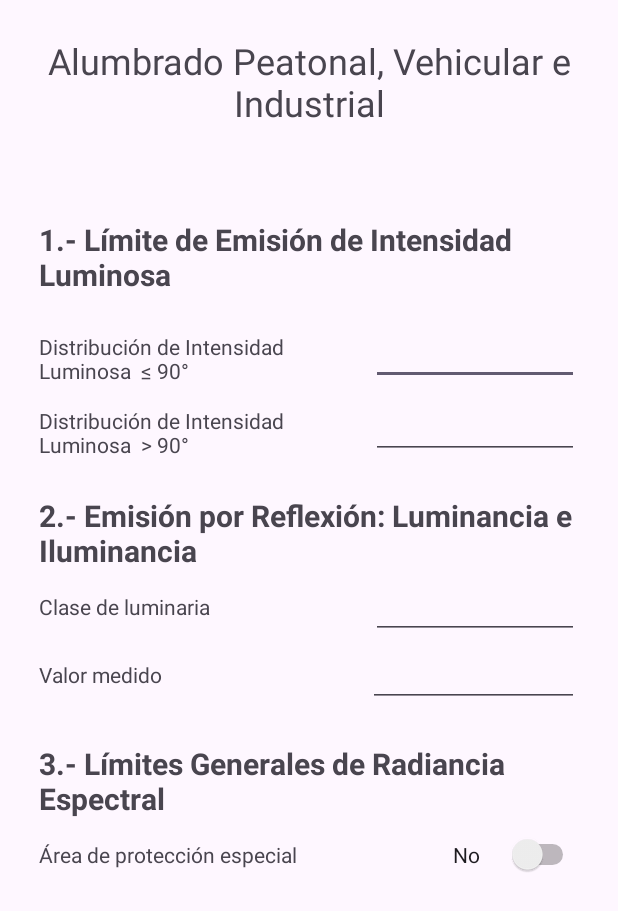
After one commit to Anaguirv/appMovil, an Android app: the TipoAlumbrado_art5 screen opened directly, with no data from a screen before it, on a phone screen of 412 x 824 dp. The commit adds this screen. Shown: the top 911 px of the screen. Run offline under Robolectric (Android 15) with nearby library versions, the phone set to English and light mode, and no system bars.

Commit message:
Inicio de Activity para registrar medición

```diff
--- a/app/src/main/AndroidManifest.xml
+++ b/app/src/main/AndroidManifest.xml
@@ -1,6 +1,6 @@
 <?xml version="1.0" encoding="utf-8"?>
 <manifest xmlns:android="http://schemas.android.com/apk/res/android"
-    xmlns:tools="http://schemas.android.com/tools" >
+    xmlns:tools="http://schemas.android.com/tools">
 
     <application
         android:allowBackup="true"
@@ -11,7 +11,10 @@
         android:roundIcon="@mipmap/ic_launcher_round"
         android:supportsRtl="true"
         android:theme="@style/Theme.Login"
-        tools:targetApi="31" >
+        tools:targetApi="31">
+        <activity
+            android:name=".TipoAlumbrado_art5"
+            android:exported="false" />
         <activity
             android:name=".RegistroMedicion"
             android:exported="false" />
@@ -41,7 +44,7 @@
             android:exported="false" />
         <activity
             android:name=".Splash"
-            android:exported="true" >
+            android:exported="true">
             <intent-filter>
                 <action android:name="android.intent.action.MAIN" />
 
--- a/app/src/main/java/com/example/login/RegistroMedicion.java
+++ b/app/src/main/java/com/example/login/RegistroMedicion.java
@@ -1,6 +1,9 @@
 package com.example.login;
 
+import android.content.Intent;
 import android.os.Bundle;
+import android.view.View;
+import android.widget.TextView;
 
 import androidx.activity.EdgeToEdge;
 import androidx.appcompat.app.AppCompatActivity;
@@ -9,6 +12,9 @@ import androidx.core.view.ViewCompat;
 import androidx.core.view.WindowInsetsCompat;
 
 public class RegistroMedicion extends AppCompatActivity {
+
+    // atributos
+    private TextView tipo_alumbrado_art5;
 
     @Override
     protected void onCreate(Bundle savedInstanceState) {
@@ -20,5 +26,18 @@ public class RegistroMedicion extends AppCompatActivity {
             v.setPadding(systemBars.left, systemBars.top, systemBars.right, systemBars.bottom);
             return insets;
         });
+
+        // Relacionar capas
+        tipo_alumbrado_art5 = (TextView) findViewById(R.id.tipo_alumbrado_art5);
+
+
+        // Configurar escuchador para ir a Activity tipo alumbrado art5
+        tipo_alumbrado_art5.setOnClickListener(new View.OnClickListener() {
+            @Override
+            public void onClick(View view) {
+                Intent ventana_art5 = new Intent(RegistroMedicion.this, TipoAlumbrado_art5.class);
+                startActivity(ventana_art5);
+            }
+        });
     }
 }
--- /dev/null
+++ b/app/src/main/java/com/example/login/TipoAlumbrado_art5.java
@@ -0,0 +1,24 @@
+package com.example.login;
+
+import android.os.Bundle;
+
+import androidx.activity.EdgeToEdge;
+import androidx.appcompat.app.AppCompatActivity;
+import androidx.core.graphics.Insets;
+import androidx.core.view.ViewCompat;
+import androidx.core.view.WindowInsetsCompat;
+
+public class TipoAlumbrado_art5 extends AppCompatActivity {
+
+    @Override
+    protected void onCreate(Bundle savedInstanceState) {
+        super.onCreate(savedInstanceState);
+        EdgeToEdge.enable(this);
+        setContentView(R.layout.activity_tipo_alumbrado_art5);
+        ViewCompat.setOnApplyWindowInsetsListener(findViewById(R.id.main), (v, insets) -> {
+            Insets systemBars = insets.getInsets(WindowInsetsCompat.Type.systemBars());
+            v.setPadding(systemBars.left, systemBars.top, systemBars.right, systemBars.bottom);
+            return insets;
+        });
+    }
+}
--- a/app/src/main/res/layout/activity_main.xml
+++ b/app/src/main/res/layout/activity_main.xml
@@ -13,13 +13,12 @@
         android:id="@+id/imglogo"
         android:layout_width="160dp"
         android:layout_height="142dp"
-        android:layout_marginTop="16dp"
+        android:layout_marginTop="36dp"
         app:layout_constraintEnd_toEndOf="parent"
         app:layout_constraintHorizontal_bias="0.498"
         app:layout_constraintStart_toStartOf="parent"
         app:layout_constraintTop_toTopOf="parent"
         app:srcCompat="@drawable/light" />
-
 
     <TextView
         android:id="@+id/txtmensaje"
--- a/app/src/main/res/layout/activity_registro_medicion.xml
+++ b/app/src/main/res/layout/activity_registro_medicion.xml
@@ -12,10 +12,23 @@
       android:id="@+id/titulo_reg_med"
       android:layout_width="wrap_content"
       android:layout_height="wrap_content"
-      android:layout_marginTop="92dp"
-      android:text="Registro de Medición"
-      android:textSize="34sp"
+      android:layout_marginTop="16dp"
+      android:text="@string/seleccionar_alumbrado"
+      android:textSize="24sp"
       app:layout_constraintEnd_toEndOf="parent"
+      app:layout_constraintHorizontal_bias="0.494"
       app:layout_constraintStart_toStartOf="parent"
       app:layout_constraintTop_toTopOf="parent" />
+
+  <TextView
+      android:id="@+id/tipo_alumbrado_art5"
+      android:layout_width="wrap_content"
+      android:layout_height="wrap_content"
+      android:layout_marginTop="80dp"
+      android:text="@string/alumbrado_art5"
+      android:textSize="20sp"
+      app:layout_constraintEnd_toEndOf="parent"
+      app:layout_constraintHorizontal_bias="0.496"
+      app:layout_constraintStart_toStartOf="parent"
+      app:layout_constraintTop_toBottomOf="@+id/titulo_reg_med" />
 </androidx.constraintlayout.widget.ConstraintLayout>
--- /dev/null
+++ b/app/src/main/res/layout/activity_tipo_alumbrado_art5.xml
@@ -0,0 +1,176 @@
+<?xml version="1.0" encoding="utf-8"?>
+<androidx.constraintlayout.widget.ConstraintLayout xmlns:android="http://schemas.android.com/apk/res/android"
+    xmlns:app="http://schemas.android.com/apk/res-auto"
+    xmlns:tools="http://schemas.android.com/tools"
+    android:id="@+id/main"
+    android:layout_width="match_parent"
+    android:layout_height="match_parent"
+    tools:context=".TipoAlumbrado_art5">
+
+    <TextView
+        android:id="@+id/titulo_art5"
+        android:layout_width="wrap_content"
+        android:layout_height="wrap_content"
+        android:layout_marginTop="24dp"
+        android:text="Alumbrado Peatonal, Vehicular e Industrial"
+        android:textAlignment="center"
+        android:textSize="24sp"
+        app:layout_constraintEnd_toEndOf="parent"
+        app:layout_constraintHorizontal_bias="0.496"
+        app:layout_constraintStart_toStartOf="parent"
+        app:layout_constraintTop_toTopOf="parent" />
+
+    <ScrollView
+        android:layout_width="360dp"
+        android:layout_height="603dp"
+        app:layout_constraintBottom_toBottomOf="parent"
+        app:layout_constraintEnd_toEndOf="parent"
+        app:layout_constraintStart_toStartOf="parent"
+        app:layout_constraintTop_toBottomOf="@+id/titulo_art5"
+        app:layout_constraintVertical_bias="0.243">
+
+        <LinearLayout
+            android:layout_width="match_parent"
+            android:layout_height="wrap_content"
+            android:orientation="vertical">
+
+            <TextView
+                android:id="@+id/txt_item1"
+                android:layout_width="343dp"
+                android:layout_height="61dp"
+                android:layout_gravity="start"
+                android:layout_marginTop="28dp"
+                android:text="1.- Límite de Emisión de Intensidad Luminosa "
+                android:textSize="20sp"
+                android:textStyle="bold" />
+
+            <LinearLayout
+                android:layout_width="match_parent"
+                android:layout_height="wrap_content"
+                android:orientation="horizontal">
+
+                <TextView
+                    android:id="@+id/txt_med1"
+                    android:layout_width="221dp"
+                    android:layout_height="49dp"
+                    android:text="Distribución de Intensidad Luminosa  ≤ 90° " />
+
+                <EditText
+                    android:id="@+id/vlr_med1"
+                    android:layout_width="6dp"
+                    android:layout_height="match_parent"
+                    android:layout_weight="1"
+                    android:ems="10"
+                    android:inputType="numberDecimal" />
+
+            </LinearLayout>
+
+            <LinearLayout
+                android:layout_width="match_parent"
+                android:layout_height="wrap_content"
+                android:orientation="horizontal">
+
+                <TextView
+                    android:id="@+id/txt_med1"
+                    android:layout_width="221dp"
+                    android:layout_height="49dp"
+                    android:text="Distribución de Intensidad Luminosa  > 90° " />
+
+                <EditText
+                    android:id="@+id/vlr_med2"
+                    android:layout_width="wrap_content"
+                    android:layout_height="match_parent"
+                    android:layout_weight="1"
+                    android:ems="10"
+                    android:inputType="numberDecimal" />
+
+            </LinearLayout>
+
+            <TextView
+                android:id="@+id/txt_item3"
+                android:layout_width="wrap_content"
+                android:layout_height="wrap_content"
+                android:layout_marginTop="24dp"
+                android:layout_weight="1"
+                android:text="2.- Emisión por Reflexión: Luminancia e Iluminancia "
+                android:textSize="20sp"
+                android:textStyle="bold" />
+
+            <LinearLayout
+                android:layout_width="match_parent"
+                android:layout_height="match_parent"
+                android:orientation="horizontal">
+
+                <TextView
+                    android:id="@+id/txt_radiancia"
+                    android:layout_width="221dp"
+                    android:layout_height="wrap_content"
+                    android:text="Clase de luminaria" />
+
+                <EditText
+                    android:id="@+id/txt_medicion_lum"
+                    android:layout_width="wrap_content"
+                    android:layout_height="wrap_content"
+                    android:layout_weight="1"
+                    android:ems="10"
+                    android:inputType="text" />
+
+            </LinearLayout>
+
+            <LinearLayout
+                android:layout_width="match_parent"
+                android:layout_height="match_parent"
+                android:orientation="horizontal">
+
+                <TextView
+                    android:id="@+id/txt_medicion_lum"
+                    android:layout_width="291dp"
+                    android:layout_height="wrap_content"
+                    android:layout_weight="1"
+                    android:text="Valor medido" />
+
+                <EditText
+                    android:id="@+id/vlr_medicion_lum"
+                    android:layout_width="wrap_content"
+                    android:layout_height="wrap_content"
+                    android:layout_weight="1"
+                    android:ems="10"
+                    android:inputType="numberDecimal" />
+
+            </LinearLayout>
+
+            <TextView
+                android:id="@+id/txt_item3"
+                android:layout_width="match_parent"
+                android:layout_height="wrap_content"
+                android:layout_marginTop="24dp"
+                android:layout_weight="1"
+                android:text="3.- Límites Generales de Radiancia Espectral"
+                android:textSize="20sp"
+                android:textStyle="bold" />
+
+            <LinearLayout
+                android:layout_width="match_parent"
+                android:layout_height="match_parent"
+                android:layout_marginTop="10dp"
+                android:orientation="horizontal">
+
+                <TextView
+                    android:id="@+id/txt_radiancia"
+                    android:layout_width="276dp"
+                    android:layout_height="wrap_content"
+                    android:text="Área de protección especial" />
+
+                <Switch
+                    android:id="@+id/switch1"
+                    android:layout_width="wrap_content"
+                    android:layout_height="wrap_content"
+                    android:layout_weight="1"
+                    android:text="No" />
+
+            </LinearLayout>
+
+        </LinearLayout>
+    </ScrollView>
+
+</androidx.constraintlayout.widget.ConstraintLayout>
--- a/app/src/main/res/values/strings.xml
+++ b/app/src/main/res/values/strings.xml
@@ -3,5 +3,8 @@
     <string name="btn_ingresar">INGRESAR</string>
     <string name="btn_registrar">REGISTRAR</string>
     <string name="btn_enviar">ENVIAR</string>
+    <string name="seleccionar_alumbrado">Selecciona tipo de Alumbrado</string>
+    <string name="alumbrado_art5">Peatonal, Vehicular e Industrial</string>
+
 
 </resources>
```
